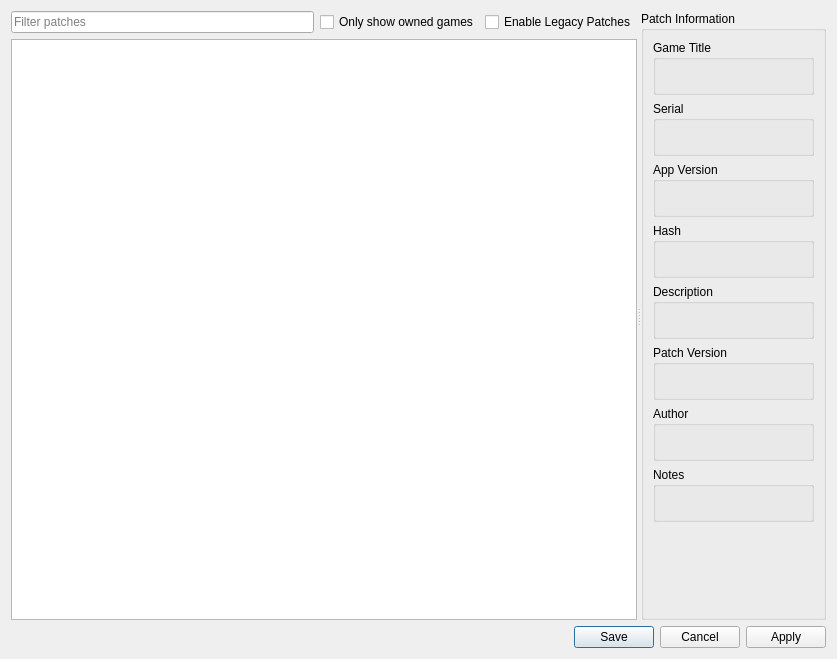
First picture: the form in rpcs3/rpcs3qt/patch_manager_dialog.ui, repository RPCS3/rpcs3, before the edit.
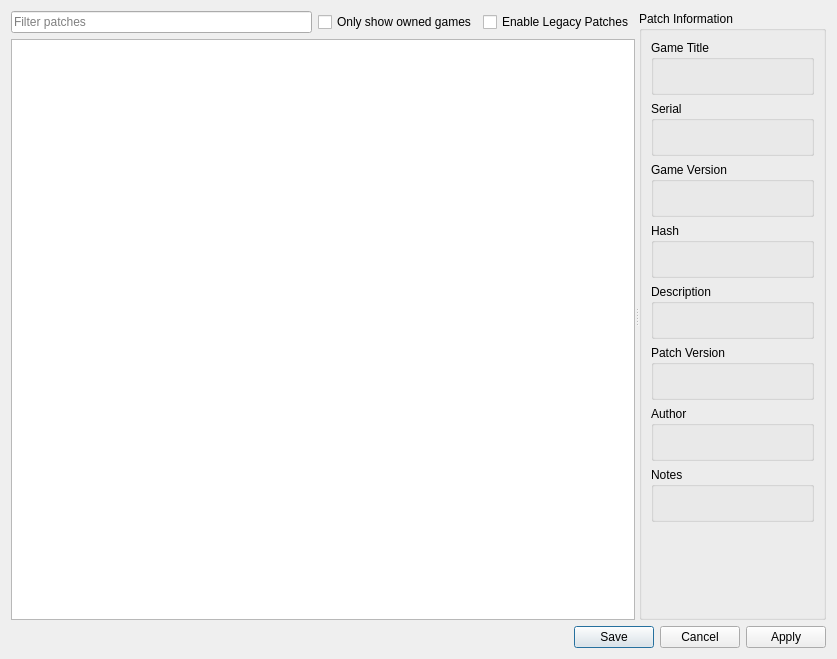
Second picture: the form after the edit.

Commit message: patch_manager: fix owned games o. for all versions

```diff
--- a/rpcs3/rpcs3qt/patch_manager_dialog.ui
+++ b/rpcs3/rpcs3qt/patch_manager_dialog.ui
@@ -121,7 +121,7 @@
           <item>
            <widget class="QGroupBox" name="gb_app_version">
             <property name="title">
-             <string>App Version</string>
+             <string>Game Version</string>
             </property>
             <layout class="QVBoxLayout" name="layout_app_version">
              <item>
```
The commit also changes 4 other files.
